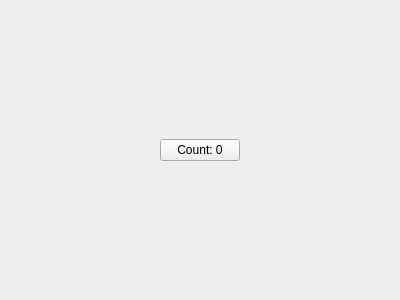
Above: src/mainwindow.ui from NoNormalCreeper/tetris_hw_gui before the change. Below: the same form after it.
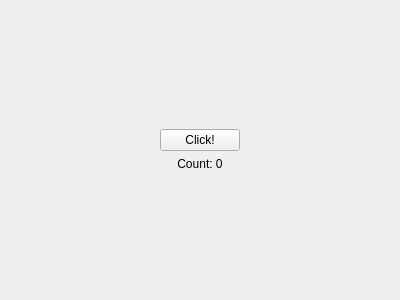
That is the form after the change.

Commit message: WIP: 初步学会 UI 编辑器和基础的信号槽操作

Patch:
```diff
--- a/src/mainwindow.ui
+++ b/src/mainwindow.ui
@@ -28,23 +28,62 @@
     </spacer>
    </item>
    <item>
-    <layout class="QVBoxLayout" name="verticalLayout" stretch="0">
+    <layout class="QVBoxLayout" name="verticalLayout" stretch="0,0,0,0">
      <property name="spacing">
       <number>6</number>
      </property>
+     <item>
+      <spacer name="verticalSpacer">
+       <property name="orientation">
+        <enum>Qt::Orientation::Vertical</enum>
+       </property>
+       <property name="sizeHint" stdset="0">
+        <size>
+         <width>20</width>
+         <height>40</height>
+        </size>
+       </property>
+      </spacer>
+     </item>
      <item>
       <widget class="QPushButton" name="pushButton">
        <property name="enabled">
         <bool>true</bool>
        </property>
        <property name="text">
-        <string>Count: 0</string>
+        <string>Click!</string>
        </property>
        <property name="checkable">
         <bool>false</bool>
        </property>
+       <property name="flat">
+        <bool>false</bool>
+       </property>
       </widget>
      </item>
+     <item>
+      <widget class="QLabel" name="label">
+       <property name="text">
+        <string>Count: 0</string>
+       </property>
+       <property name="alignment">
+        <set>Qt::AlignmentFlag::AlignCenter</set>
+       </property>
+      </widget>
+     </item>
+     <item>
+      <spacer name="verticalSpacer_2">
+       <property name="orientation">
+        <enum>Qt::Orientation::Vertical</enum>
+       </property>
+       <property name="sizeHint" stdset="0">
+        <size>
+         <width>20</width>
+         <height>40</height>
+        </size>
+       </property>
+      </spacer>
+     </item>
     </layout>
    </item>
    <item>
```
Left out of the diff: 3 changed lines with no effect on the pictures. The commit also changes 2 other files.
